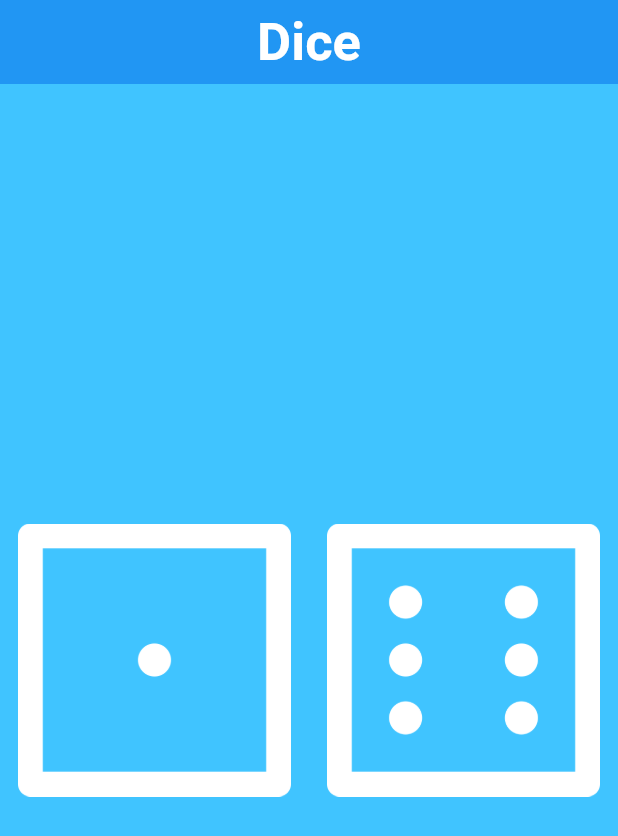
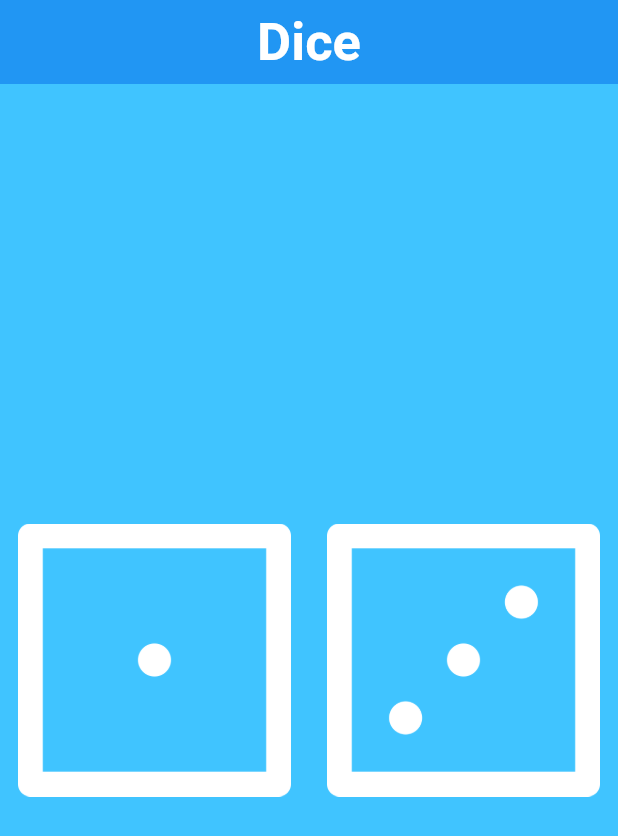
Before and after one commit to hafeez25/dice_flutter, a Flutter app: the screen it shows after launch, on a phone screen of 412 x 824 dp. Shown: the top 836 px of the screen. Run offline on Flutter 3.47's test engine with Material 3 defaults, Android fonts, the phone set to English and light mode, and no system bars.

Commit message:
statuful added

```diff
--- a/lib/main.dart
+++ b/lib/main.dart
@@ -34,7 +34,16 @@ class MyApp extends StatelessWidget {
   }
 }
 
-class MyDice extends StatelessWidget {
+class MyDice extends StatefulWidget {
+  const MyDice({super.key});
+
+  @override
+  State<MyDice> createState() => _MyDiceState();
+}
+
+class _MyDiceState extends State<MyDice> {
+  int leftButton = 1;
+  int rightButton = 3;
   @override
   Widget build(BuildContext context) {
     return Center(
@@ -45,14 +54,20 @@ class MyDice extends StatelessWidget {
 
                   onPressed: (){
                     print('Left Button Pressed!');
+                    setState(() {
+                      leftButton=2;
+                    });
                   },
-                  child: Image.asset('images/dice1.png'))),
+                  child: Image.asset('images/dice$leftButton.png'))),
           Expanded(
             child: TextButton(
                 onPressed: (){
                   print('Right Button Pressed');
+                  setState(() {
+                    rightButton=5;
+                  });
                 },
-                child: Image.asset('images/dice6.png')),
+                child: Image.asset('images/dice$rightButton.png')),
           )
         ],
       ),
```
Lines whose indentation alone changed are shown as unchanged.
